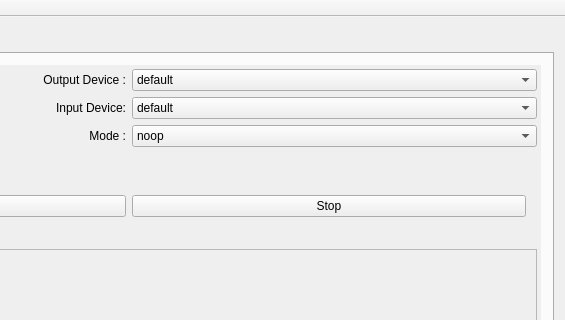
Qt form src/gui/MainWindow.ui (gavv/signal-estimator) before a commit; both pictures show x 314 to 879 and y 0 to 320 of the 879 by 894 pixel window.
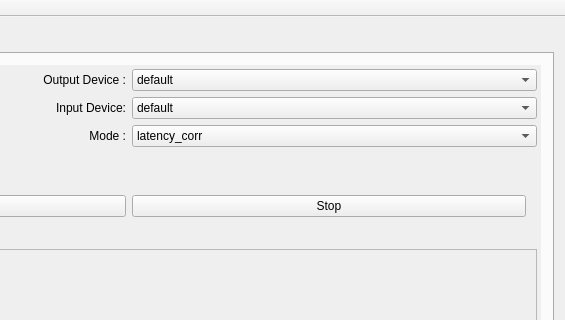
The same form after that commit. Custom widgets are drawn as their Qt base class.

```diff
--- a/src/gui/MainWindow.ui
+++ b/src/gui/MainWindow.ui
@@ -96,16 +96,6 @@
                 <property name="toolTip">
                  <string>&lt;html&gt;&lt;head/&gt;&lt;body&gt;&lt;p&gt;Select the desired mode&lt;/p&gt;&lt;/body&gt;&lt;/html&gt;</string>
                 </property>
-                <item>
-                 <property name="text">
-                  <string>noop</string>
-                 </property>
-                </item>
-                <item>
-                 <property name="text">
-                  <string>latency_step</string>
-                 </property>
-                </item>
                 <item>
                  <property name="text">
                   <string>latency_corr</string>
```
Left out of the diff: 5 changed lines with no effect on the pictures.
